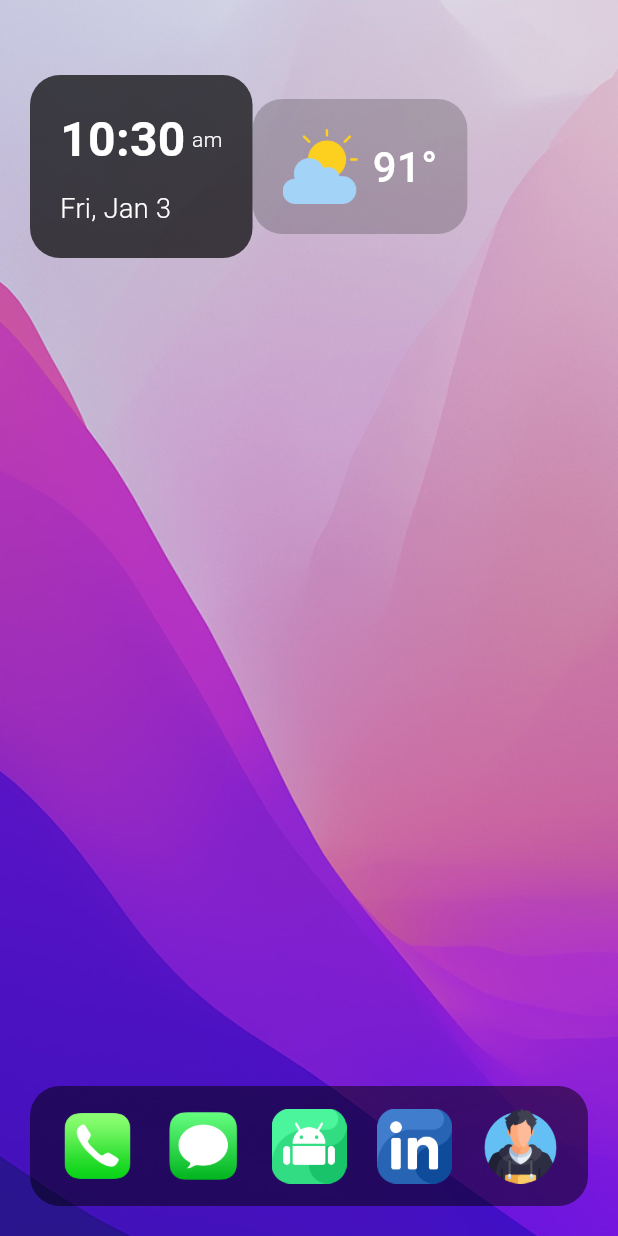
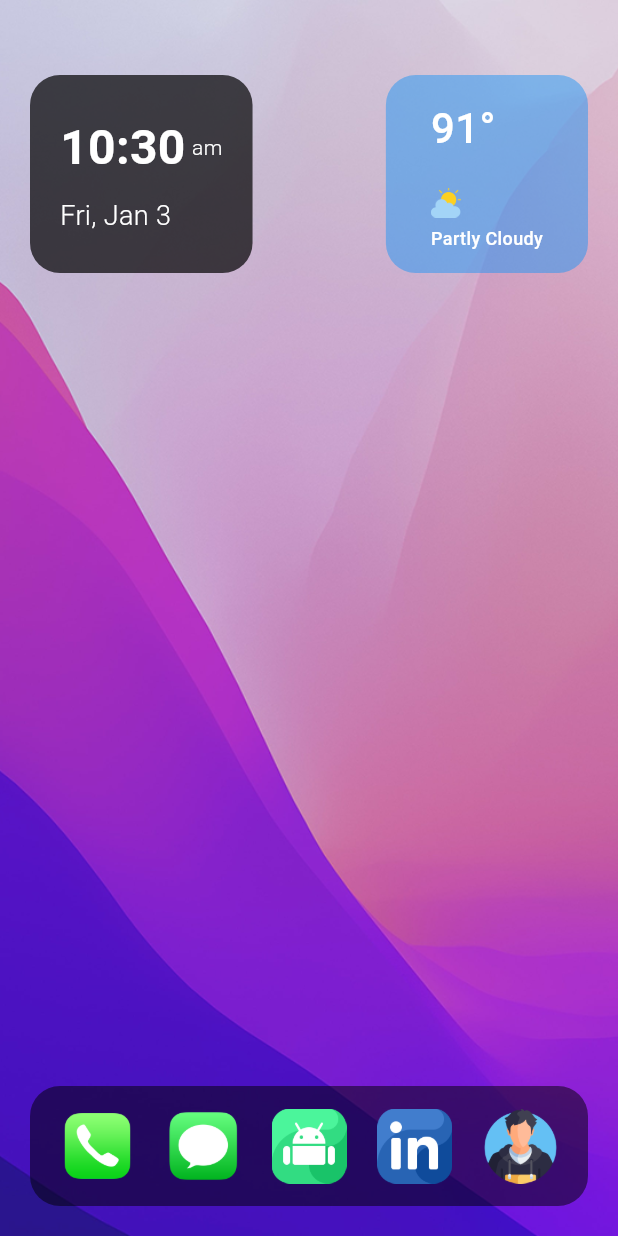
Before and after one commit to AhanDP/portfolio, a Flutter app: the screen it shows after launch, item 3 of the bottom bar chosen, on a phone screen of 412 x 824 dp. Run offline on Flutter 3.47's test engine with Material 3 defaults, Android fonts, the phone set to English and light mode, and no system bars; our stand-ins replace connectivity_plus, dio, flutter_screenutil, get_it, go_router, responsive_framework and 1 more; Roboto replaces fonts that are missing (PlusJakartaSans).

Commit message:
ios widgets added

```diff
--- a/lib/component/ios_ui.dart
+++ b/lib/component/ios_ui.dart
@@ -36,9 +36,10 @@ class _IosUiState extends State<IosUi> {
                 crossAxisAlignment: CrossAxisAlignment.start,
                 children: <Widget>[
                   Row(
+                    mainAxisAlignment: MainAxisAlignment.spaceBetween,
                     children: [
                       Container(
-                        padding: const EdgeInsets.all(20),
+                        padding: const EdgeInsets.symmetric(horizontal: 20, vertical: 25),
                         decoration: BoxDecoration(
                             color: Colors.black.withOpacity(0.7),
                             borderRadius: BorderRadius.circular(20)
@@ -61,18 +62,20 @@ class _IosUiState extends State<IosUi> {
                         )
                       ),
                       Container(
-                        padding: const EdgeInsets.all(20),
+                        padding: const EdgeInsets.symmetric(vertical: 15, horizontal: 30),
                         decoration: BoxDecoration(
-                            color: Colors.black.withOpacity(0.2),
+                            color: Colors.blue.withOpacity(0.5),
                             borderRadius: BorderRadius.circular(20)
                         ),
-                        child: Row(
-                          mainAxisAlignment: MainAxisAlignment.center,
-                          crossAxisAlignment: CrossAxisAlignment.center,
-                          children: <Widget>[
-                            Image.asset('assets/icons/android_weather.png', height: 50, width: 50),
-                            const SizedBox(width: 10),
-                            const Text("91\u00B0", style: TextStyle(color: Colors.white, fontSize: 28, fontWeight: FontWeight.w500))
+                        child: Column(
+                          mainAxisAlignment: MainAxisAlignment.start,
+                          crossAxisAlignment: CrossAxisAlignment.start,
+                          children: [
+                            const Text("91\u00B0", style: TextStyle(color: Colors.white, fontSize: 28, fontWeight: FontWeight.w500)),
+                            const SizedBox(height: 20),
+                            Image.asset('assets/icons/android_weather.png', height: 20, width: 20),
+                            const SizedBox(height: 5),
+                            const Text("Partly Cloudy", style: TextStyle(color: Colors.white, fontSize: 12, fontWeight: FontWeight.w500)),
                           ],
                         )
                       ),
```
